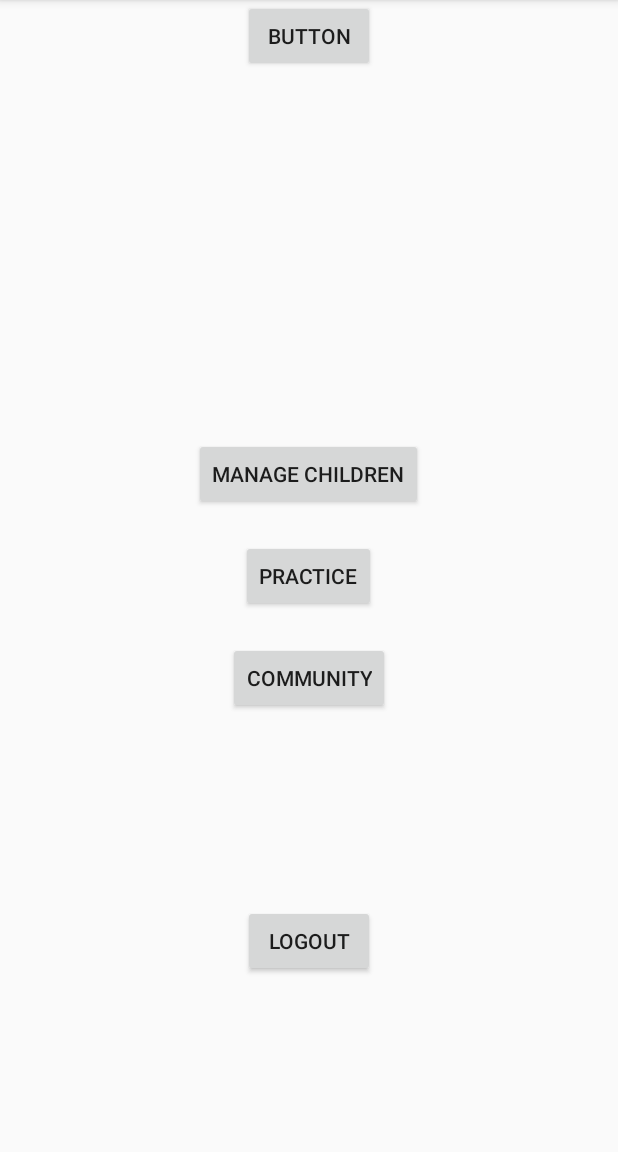
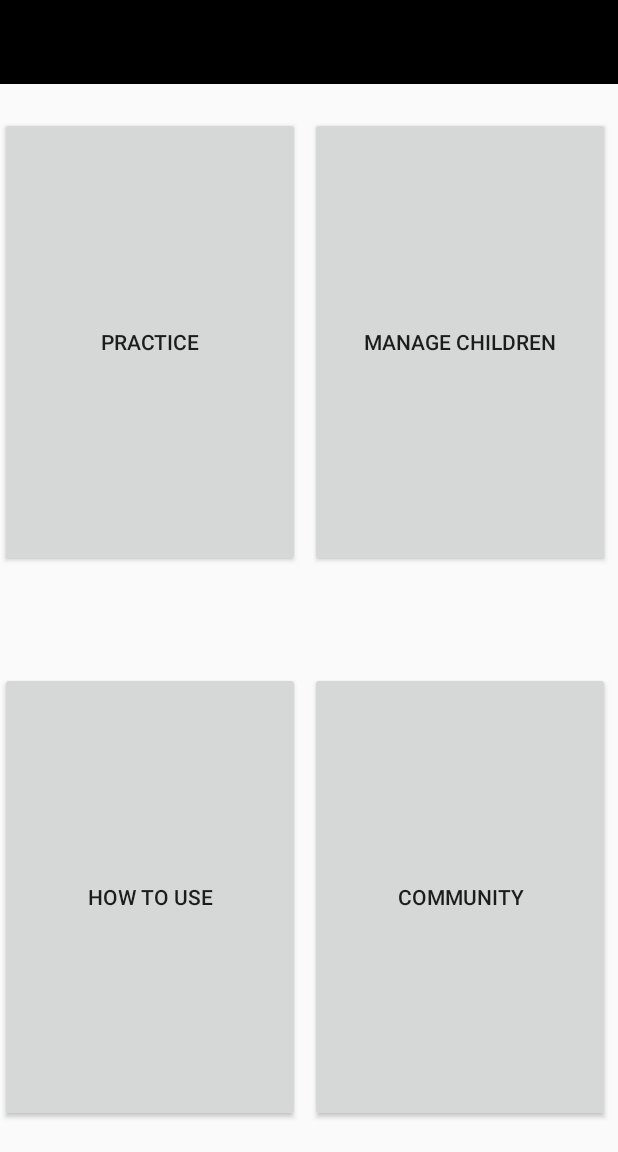
Before and after one commit to SSU-Cream/Ganada, an Android app: the MenuActivity screen opened directly, with no data from a screen before it, on a phone screen of 412 x 824 dp, the part 84-1236 px from its top. Run offline under Robolectric (Android 15) with nearby library versions, the phone set to English and light mode, and no system bars; our stand-ins replace Firebase (no records; nobody signed in at launch, a user with empty details on screens opened directly); 4 statements that could not run were skipped.

Commit message:
ganada_UX/UI

```diff
--- a/app/build.gradle
+++ b/app/build.gradle
@@ -39,5 +39,8 @@ dependencies {
     testImplementation 'junit:junit:4.+'
     androidTestImplementation 'androidx.test.ext:junit:1.1.3'
     androidTestImplementation 'androidx.test.espresso:espresso-core:3.4.0'
+
+    // DrawerLayout
+    implementation "androidx.drawerlayout:drawerlayout:1.1.1"
 }
 apply plugin: 'com.google.gms.google-services'
--- a/app/src/main/res/layout/activity_main.xml
+++ b/app/src/main/res/layout/activity_main.xml
@@ -165,10 +165,7 @@
 
     <com.google.android.gms.common.SignInButton
         android:id="@+id/googleLoginButton"
-        app.layout_constrainBottom_toBottomOf="parent"
-        app.layout_constraintEnd_toEndOf="parent"
-        app.layout_constraintStart_toStartOf="parent"
-        app.layout_constraintTop_toTopOf="parent"
+        android:layout_gravity="center"
         android:layout_width="match_parent"
         android:layout_height="wrap_content"
         android:layout_margin="20dp" />
@@ -176,4 +173,6 @@
 
 
 
+
+
 </LinearLayout>
--- a/app/src/main/res/layout/activity_menu.xml
+++ b/app/src/main/res/layout/activity_menu.xml
@@ -1,62 +1,68 @@
 <?xml version="1.0" encoding="utf-8"?>
-<androidx.constraintlayout.widget.ConstraintLayout xmlns:android="http://schemas.android.com/apk/res/android"
+<androidx.constraintlayout.widget.ConstraintLayout
+    xmlns:android="http://schemas.android.com/apk/res/android"
     xmlns:app="http://schemas.android.com/apk/res-auto"
     xmlns:tools="http://schemas.android.com/tools"
     android:layout_width="match_parent"
     android:layout_height="match_parent"
     tools:context=".MenuActivity">
 
-    <LinearLayout
+    <androidx.appcompat.widget.Toolbar
+        android:id="@+id/toolbar_1"
         android:layout_width="match_parent"
         android:layout_height="wrap_content"
+        android:background="@color/black"
+        android:theme="@style/ThemeOverlay.AppCompat.Dark.ActionBar"
+        app:popupTheme="@style/ThemeOverlay.AppCompat.Dark.ActionBar"
+        tools:ignore="MissingConstraints" />
+
+    <Button
+        android:id="@+id/practiceButton"
+        android:layout_width="200dp"
+        android:layout_height="300dp"
+        android:layout_marginTop="20dp"
+        android:layout_marginRight="10dp"
+        android:text="Practice"
+        app:layout_constraintBottom_toBottomOf="parent"
         app:layout_constraintTop_toTopOf="parent"
+        app:layout_constraintVertical_bias="0.129"
+        tools:ignore="MissingConstraints" />
+
+    <Button
+        android:id="@+id/manageButton"
+        android:layout_width="200dp"
+        android:layout_height="300dp"
+        android:layout_marginTop="20dp"
+        android:layout_marginRight="5dp"
+        android:text="Manage Children"
+        app:layout_constraintBottom_toBottomOf="parent"
         app:layout_constraintRight_toRightOf="parent"
-        app:layout_constraintLeft_toLeftOf="parent"
+        app:layout_constraintTop_toTopOf="parent"
+        app:layout_constraintVertical_bias="0.129" />
+
+    <Button
+        android:id="@+id/communityButton"
+        android:layout_width="200dp"
+        android:layout_height="300dp"
+        android:layout_marginBottom="20dp"
+        android:layout_marginRight="5dp"
+        android:text="Community"
         app:layout_constraintBottom_toBottomOf="parent"
-        android:id="@+id/buttonList"
-        android:gravity="center"
-        android:orientation="vertical">
+        app:layout_constraintRight_toRightOf="parent"
+        app:layout_constraintVertical_bias="0.129" />
 
-        <Button
-            android:id="@+id/manageButton"
-            android:layout_width="wrap_content"
-            android:layout_height="wrap_content"
-            android:layout_margin="10dp"
-            android:text="Manage Children" />
-
-        <Button
-            android:id="@+id/practiceButton"
-            android:layout_width="wrap_content"
-            android:layout_height="wrap_content"
-            android:layout_margin="10dp"
-            android:text="Practice" />
+    <Button
+        android:id="@+id/QandA"
+        android:layout_width="200dp"
+        android:layout_height="300dp"
+        android:layout_marginBottom="20dp"
+        android:layout_marginLeft="10dp"
+        android:text="HOW TO USE"
+        app:layout_constraintBottom_toBottomOf="parent"
+        app:layout_constraintVertical_bias="0.129"
+        tools:ignore="MissingConstraints" />
 
 
-        <Button
-            android:id="@+id/communityButton"
-            android:layout_width="wrap_content"
-            android:layout_height="wrap_content"
-            android:layout_margin="10dp"
-            android:text="Community" />
 
-    </LinearLayout>
 
-    <Button
-        android:id="@+id/homeButton"
-        android:layout_width="wrap_content"
-        android:layout_height="wrap_content"
-        android:text="logout"
-        app:layout_constraintBottom_toBottomOf="parent"
-        app:layout_constraintEnd_toEndOf="parent"
-        app:layout_constraintStart_toStartOf="parent"
-        app:layout_constraintTop_toBottomOf="@+id/buttonList" />
-
-    <Button
-        android:id="@+id/button2"
-        android:layout_width="wrap_content"
-        android:layout_height="wrap_content"
-        android:text="Button"
-        app:layout_constraintEnd_toEndOf="parent"
-        app:layout_constraintStart_toStartOf="parent"
-        app:layout_constraintTop_toTopOf="parent" />
 </androidx.constraintlayout.widget.ConstraintLayout>
```
